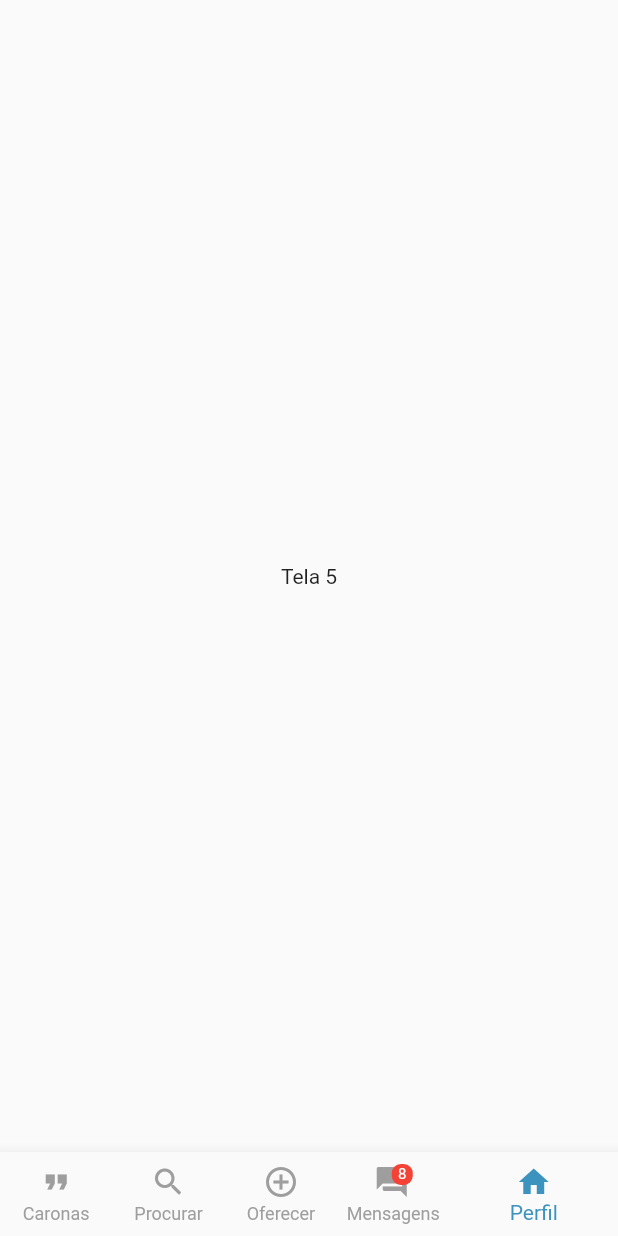
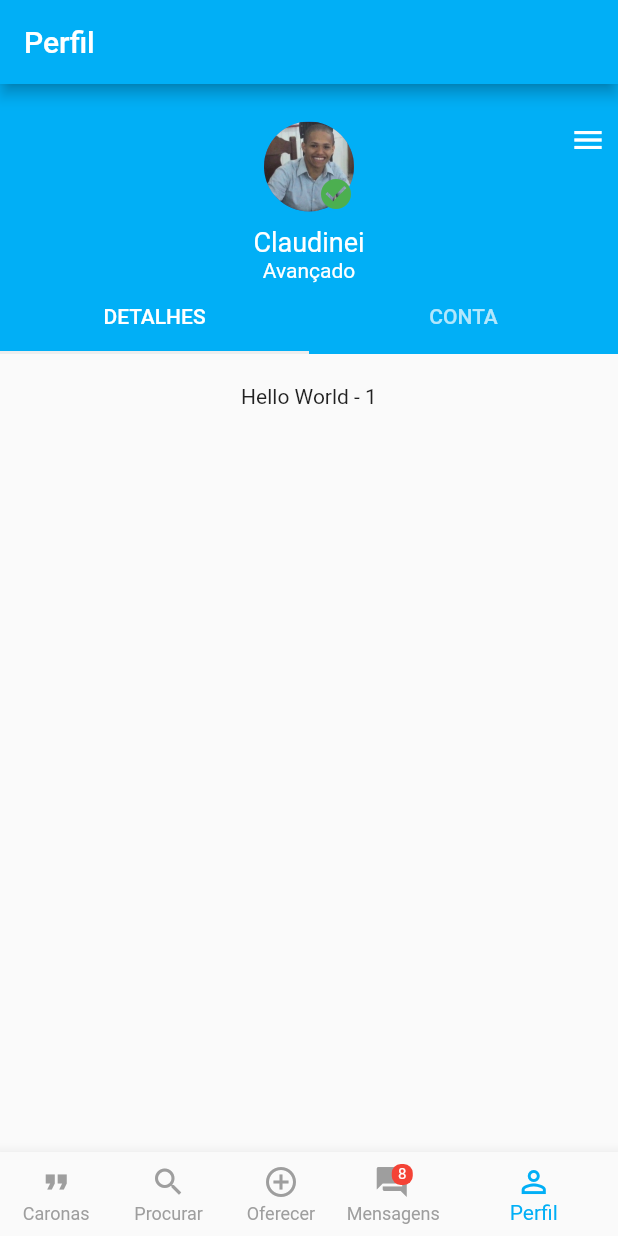
Before and after one commit to claudineibjr/bla_bla_car_clone, a Flutter app: the screen it shows after launch, item 5 of the bottom bar chosen, on a phone screen of 412 x 824 dp. Run offline on Flutter 3.47's test engine with Material 2 defaults, Android fonts, the phone set to English and light mode, and no system bars.

Commit message:
"Profile" screen designed - Part 1

```diff
--- a/lib/ui/screens/home/home_page.dart
+++ b/lib/ui/screens/home/home_page.dart
@@ -1,5 +1,6 @@
 import 'package:bla_bla_car_clone/ui/screens/messages/messages_screen.dart';
 import 'package:bla_bla_car_clone/ui/screens/offer/offer_ride_screen.dart';
+import 'package:bla_bla_car_clone/ui/screens/profile/profile_screen.dart';
 import 'package:bla_bla_car_clone/ui/screens/rides/rides_screen.dart';
 import 'package:bla_bla_car_clone/ui/screens/search/search_screen.dart';
 import 'package:bla_bla_car_clone/ui/utils/colors.dart';
@@ -25,9 +26,7 @@ class _HomePageState extends State<HomePage> {
       SearchScreen(),
       OfferRideScreen(),
       MessagesScreen(),
-      Center(
-        child: Text('Tela 5'),
-      ),
+      ProfileScreen(),
     ];
   }
 
@@ -98,7 +97,7 @@ class _HomePageState extends State<HomePage> {
             title: Text('Mensagens'),
           ),
           BottomNavigationBarItem(
-            icon: Icon(Icons.home),
+            icon: Icon(Icons.perm_identity),
             title: Text('Perfil'),
           ),
         ],
--- a/lib/ui/screens/messages/messages_screen.dart
+++ b/lib/ui/screens/messages/messages_screen.dart
@@ -174,6 +174,7 @@ class _MessagesScreenState extends State<MessagesScreen> {
     return Scaffold(
       appBar: AppBar(
         title: Text('Mensagens'),
+        backgroundColor: ThemeColors.mainColor,
       ),
       body: SafeArea(
         child: Column(
--- /dev/null
+++ b/lib/ui/screens/profile/profile_screen.dart
@@ -0,0 +1,151 @@
+import 'package:bla_bla_car_clone/ui/utils/colors.dart';
+import 'package:flutter/material.dart';
+
+class ProfileScreen extends StatefulWidget {
+  @override
+  _ProfileScreenState createState() => _ProfileScreenState();
+}
+
+class _ProfileScreenState extends State<ProfileScreen> {
+  int currentTabIndex;
+
+  @override
+  void initState() {
+    currentTabIndex = 0;
+
+    super.initState();
+  }
+
+  List<Widget> getWidgets() {
+    List<Widget> widgets = [];
+
+    if (currentTabIndex == 0) {
+      widgets.add(Text('Hello World - 1'));
+    } else if (currentTabIndex == 1) {
+      widgets.add(Text('Hello World - 2'));
+    }
+
+    return widgets;
+  }
+
+  @override
+  Widget build(BuildContext context) {
+    return Scaffold(
+      appBar: AppBar(
+        title: Text('Perfil'),
+        backgroundColor: ThemeColors.mainColor,
+      ),
+      body: SafeArea(
+        child: Column(
+          children: <Widget>[
+            Container(
+              // height: 200,
+              color: ThemeColors.mainColor,
+              child: Column(
+                children: <Widget>[
+                  SizedBox(height: 25),
+                  Stack(
+                    children: <Widget>[
+                      Center(
+                        child: CircleAvatar(
+                          child: Stack(
+                            children: <Widget>[
+                              Positioned(
+                                bottom: 0,
+                                right: 0,
+                                child: Icon(
+                                  Icons.check_circle,
+                                  color: Colors.green,
+                                ),
+                              ),
+                            ],
+                          ),
+                          backgroundImage: AssetImage(
+                            'assets/image/people/person1.png',
+                          ),
+                          radius: 30,
+                        ),
+                      ),
+                      Positioned(
+                        right: 0,
+                        child: Padding(
+                          padding: EdgeInsets.only(right: 8.0),
+                          child: PopupMenuButton<String>(
+                            onSelected: (String result) {},
+                            child: Icon(
+                              Icons.menu,
+                              color: Colors.white,
+                            ),
+                            color: Colors.white,
+                            itemBuilder: (BuildContext context) =>
+                                <PopupMenuEntry<String>>[
+                              PopupMenuItem<String>(
+                                value: '1',
+                                child: Text(
+                                  'Modificar Foto',
+                                ),
+                              ),
+                              PopupMenuItem<String>(
+                                value: '2',
+                                child: Text(
+                                  'Modificar Detalhes',
+                                ),
+                              ),
+                            ],
+                          ),
+                        ),
+                      ),
+                    ],
+                  ),
+                  SizedBox(height: 10),
+                  Text(
+                    'Claudinei',
+                    style: TextStyle(
+                      color: Colors.white,
+                      fontSize: 18,
+                    ),
+                  ),
+                  Text(
+                    'Avançado',
+                    style: TextStyle(
+                      color: Colors.white,
+                    ),
+                  ),
+                  DefaultTabController(
+                    length: 2,
+                    child: TabBar(
+                      onTap: (int index) =>
+                          setState(() => currentTabIndex = index),
+                      // labelColor: ThemeColors.mainColor,
+                      indicatorColor: ThemeColors.backgroundColor,
+                      tabs: [
+                        Tab(
+                          text: 'Detalhes'.toUpperCase(),
+                        ),
+                        Tab(
+                          text: 'Conta'.toUpperCase(),
+                        ),
+                      ],
+                    ),
+                  ),
+                ],
+              ),
+            ),
+            Padding(
+              padding: EdgeInsets.symmetric(
+                vertical: 20.0,
+                horizontal: 15.0,
+              ),
+              child: SingleChildScrollView(
+                child: Column(
+                  mainAxisSize: MainAxisSize.max,
+                  children: getWidgets(),
+                ),
+              ),
+            ),
+          ],
+        ),
+      ),
+    );
+  }
+}
--- a/lib/ui/utils/colors.dart
+++ b/lib/ui/utils/colors.dart
@@ -3,6 +3,6 @@ import 'package:flutter/material.dart';
 class ThemeColors {
   static Color backgroundColor = Color.fromARGB(255, 238, 238, 238);
 
-  static Color mainColor = Color.fromARGB(255, 60, 147, 190);
+  static Color mainColor = Color.fromARGB(255, 1, 175, 246);
   static Color secondaryColor = Color.fromARGB(255, 25, 75, 86);
 }
--- a/pubspec.yaml
+++ b/pubspec.yaml
@@ -24,3 +24,4 @@ flutter:
 
   assets:
   - assets/image/profile-image.png
+  - assets/image/people/
```
Also changed, not shown: assets/image/people/person1.png (added).
